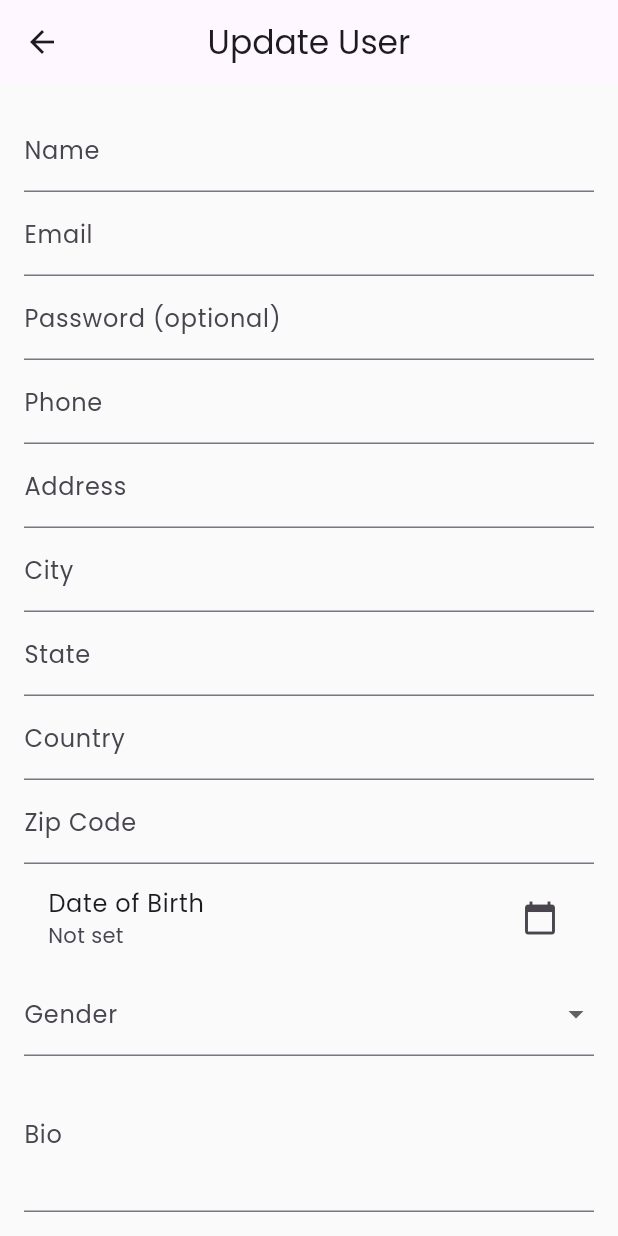
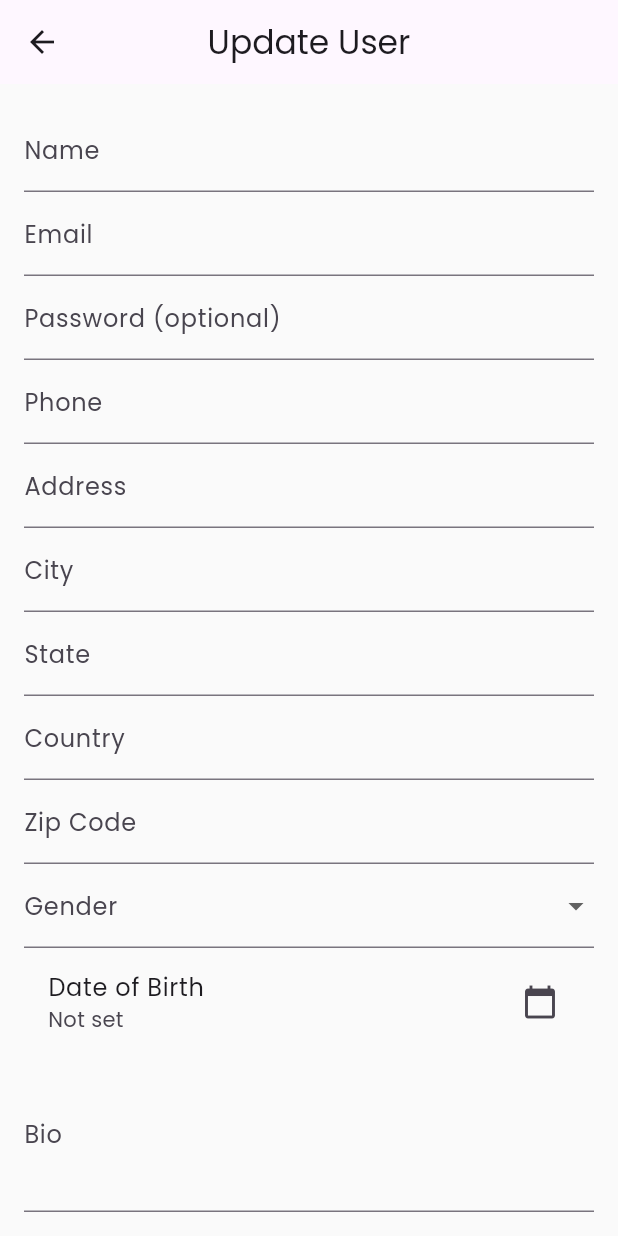
Before and after one commit to risfat/laravel-user-management-mobile-app, a Flutter app: the UpdateUserPage screen opened directly with empty values, on a phone screen of 412 x 824 dp. Run offline on Flutter 3.47's test engine with Material 3 defaults, Android fonts, the phone set to English and light mode, and no system bars; our stand-ins replace bloc_concurrency, dartz, dio, equatable, fl_chart, flutter_animate and 13 more; accounts and stored records are empty.

Commit message:
[Fix] Minor User Name Related Bugs Fixed 🐛

```diff
--- a/lib/data/models/user_model.dart
+++ b/lib/data/models/user_model.dart
@@ -73,7 +73,7 @@ class UserModel extends User {
       profilePhotoPath: json['profile_photo_path'],
       twoFactorConfirmedAt: json['two_factor_confirmed_at'],
       profilePhotoUrl: json['profile_photo_url'],
-      fullName: json['full_name'] ?? json['name'] ?? 'Unknown',
+      fullName: json['full_name'] ?? 'Unknown',
     );
   }
 
--- a/lib/presentation/screens/update_user_page.dart
+++ b/lib/presentation/screens/update_user_page.dart
@@ -35,7 +35,8 @@ class _UpdateUserPageState extends State<UpdateUserPage> {
   @override
   void initState() {
     super.initState();
-    _nameController = TextEditingController(text: widget.user.name);
+    _nameController =
+        TextEditingController(text: widget.user.fullName ?? widget.user.name);
     _emailController = TextEditingController(text: widget.user.email);
     _passwordController = TextEditingController();
     _phoneController = TextEditingController(text: widget.user.phone);
@@ -143,6 +144,21 @@ class _UpdateUserPageState extends State<UpdateUserPage> {
                   controller: _zipCodeController,
                   decoration: const InputDecoration(labelText: 'Zip Code'),
                 ),
+                DropdownButtonFormField<String>(
+                  value: _gender,
+                  decoration: const InputDecoration(labelText: 'Gender'),
+                  items: ['male', 'female', 'other']
+                      .map((gender) => DropdownMenuItem(
+                            value: gender,
+                            child: Text(gender),
+                          ))
+                      .toList(),
+                  onChanged: (value) {
+                    setState(() {
+                      _gender = value;
+                    });
+                  },
+                ),
                 ListTile(
                   title: const Text('Date of Birth'),
                   subtitle: Text(_dateOfBirth != null
@@ -161,21 +177,6 @@ class _UpdateUserPageState extends State<UpdateUserPage> {
                         _dateOfBirth = picked;
                       });
                     }
-                  },
-                ),
-                DropdownButtonFormField<String>(
-                  value: _gender,
-                  decoration: const InputDecoration(labelText: 'Gender'),
-                  items: ['male', 'female', 'other']
-                      .map((gender) => DropdownMenuItem(
-                            value: gender,
-                            child: Text(gender),
-                          ))
-                      .toList(),
-                  onChanged: (value) {
-                    setState(() {
-                      _gender = value;
-                    });
                   },
                 ),
                 TextFormField(
--- a/lib/presentation/screens/user_details_screen.dart
+++ b/lib/presentation/screens/user_details_screen.dart
@@ -67,7 +67,7 @@ class _UserDetailsScreenState extends State<UserDetailsScreen> {
       pinned: true,
       flexibleSpace: FlexibleSpaceBar(
         title: Text(
-          user.name,
+          user.fullName ?? 'N/A',
           maxLines: 1,
           overflow: TextOverflow.ellipsis,
           style: const TextStyle(color: Colors.white),
@@ -114,7 +114,7 @@ class _UserDetailsScreenState extends State<UserDetailsScreen> {
           children: [
             _buildSectionTitle('Personal Information'),
             _buildInfoRow(
-                Icons.person, 'Full Name', user.fullName != null ? user.name : 'N/A'),
+                Icons.person, 'Full Name', user.fullName ?? "N/A"),
             _buildInfoRow(Icons.email, 'Email', user.email),
             _buildInfoRow(Icons.phone, 'Phone', user.phone ?? 'Not provided'),
             _buildInfoRow(
```
